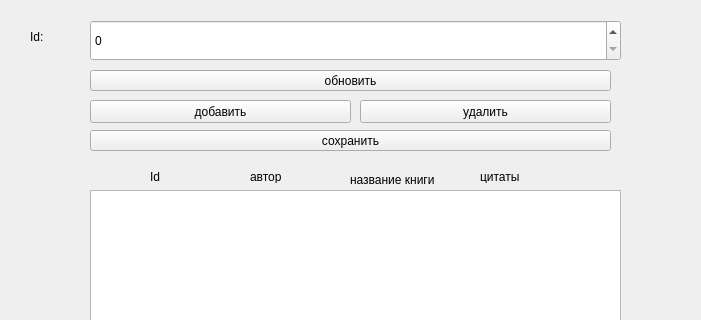
Above: system_files/bookmarks.ui from nastya-ilicheva/Eldritch-Horro before the change; both pictures show x 0 to 701 and y 0 to 320 of the 800 by 600 pixel window. Below: the same form after it.
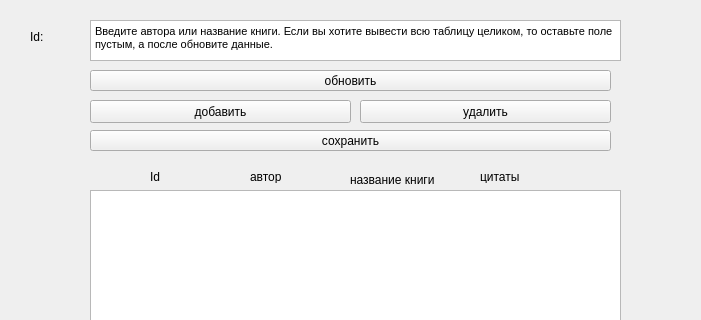
That is the form after the change.

The edit to the form file:
```diff
--- a/system_files/bookmarks.ui
+++ b/system_files/bookmarks.ui
@@ -14,7 +14,7 @@
    <string>MainWindow</string>
   </property>
   <widget class="QWidget" name="centralwidget">
-   <widget class="QSpinBox" name="spinBox">
+   <widget class="QTextEdit" name="QTextEdit">
     <property name="geometry">
      <rect>
       <x>90</x>
@@ -23,6 +23,13 @@
       <height>41</height>
      </rect>
     </property>
+    <property name="html">
+     <string>&lt;!DOCTYPE HTML PUBLIC &quot;-//W3C//DTD HTML 4.0//EN&quot; &quot;http://www.w3.org/TR/REC-html40/strict.dtd&quot;&gt;
+&lt;html&gt;&lt;head&gt;&lt;meta name=&quot;qrichtext&quot; content=&quot;1&quot; /&gt;&lt;style type=&quot;text/css&quot;&gt;
+p, li { white-space: pre-wrap; }
+&lt;/style&gt;&lt;/head&gt;&lt;body style=&quot; font-family:'MS Shell Dlg 2'; font-size:8.25pt; font-weight:400; font-style:normal;&quot;&gt;
+&lt;p style=&quot; margin-top:0px; margin-bottom:0px; margin-left:0px; margin-right:0px; -qt-block-indent:0; text-indent:0px;&quot;&gt;Введите автора или название книги. Если вы хотите вывести всю таблицу целиком, то оставьте поле пустым, а после обновите данные.&lt;/p&gt;&lt;/body&gt;&lt;/html&gt;</string>
+    </property>
    </widget>
    <widget class="QPushButton" name="pushButton">
     <property name="geometry">
```
Left out of the diff: 2 changed lines with no effect on the pictures.
